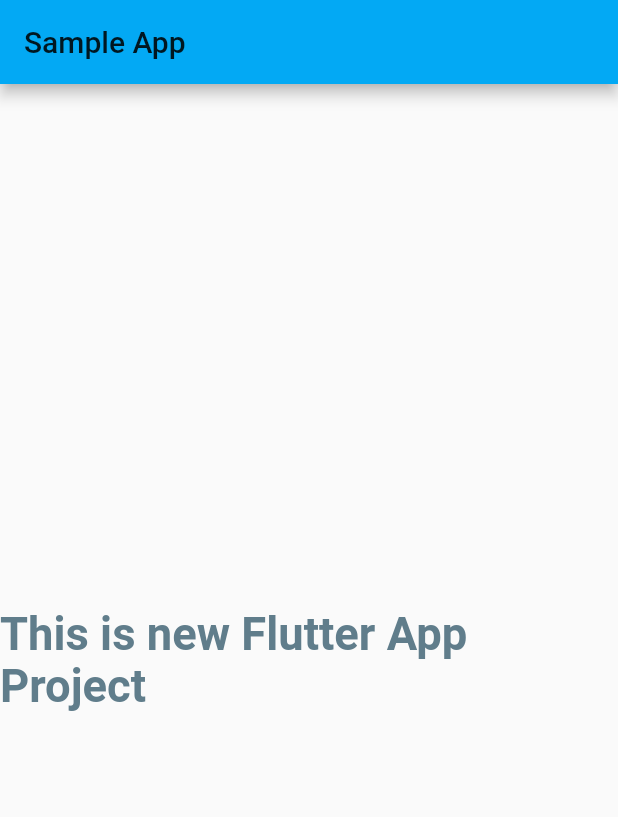
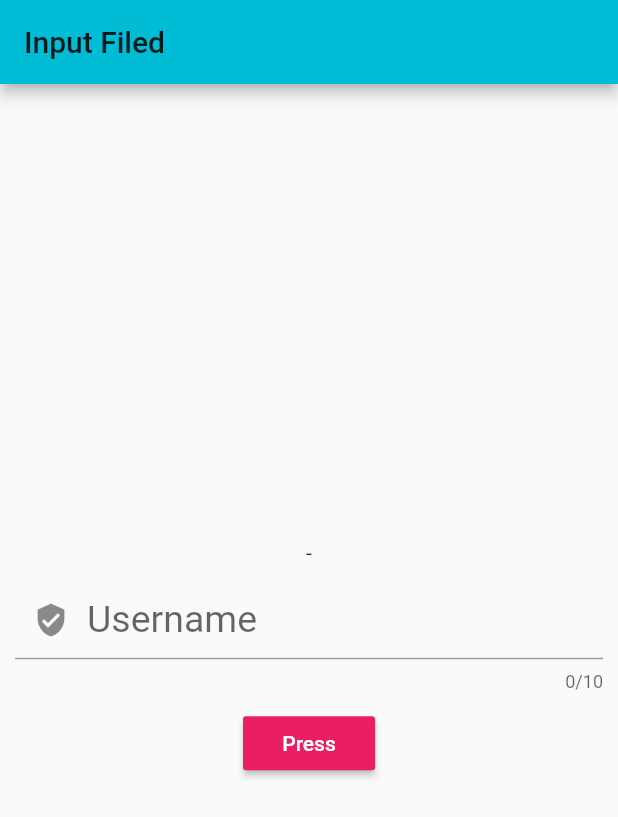
Before and after one commit to vivekkuvadiya/flutter-demo, a Flutter app: the screen it shows after launch, on a phone screen of 412 x 824 dp. Shown: the top 817 px of the screen. Run offline on Flutter 3.47's test engine with Material 2 defaults, Android fonts, the phone set to English and light mode, and no system bars.

Commit message:
edittext and get Text

```diff
--- a/lib/main.dart
+++ b/lib/main.dart
@@ -1,30 +1,67 @@
 import 'package:flutter/material.dart';
 
 void main() {
-  runApp(MyApp());
+  runApp(MaterialApp(
+    theme: ThemeData(
+      primarySwatch: Colors.cyan,
+    ),
+    title: "Input Filed",
+    home: MyApp(),
+  ));
 }
 
-class MyApp extends StatelessWidget {
+class MyApp extends StatefulWidget {
+  MyApp({Key key}) : super(key: key);
+
+  @override
+  _MyAppState createState() => _MyAppState();
+}
+
+class _MyAppState extends State<MyApp> {
+  var name;
+
   @override
   Widget build(BuildContext context) {
-    return MaterialApp(
-      title: "Sample App",
-      theme:
-          ThemeData(accentColor: Colors.cyan, primarySwatch: Colors.lightBlue),
-      home: Scaffold(
-        appBar: AppBar(
-          title: Text("Sample App"),
-        ),
-        body: Center(
-          child: Text(
-            "This is new Flutter App Project",
-            style: TextStyle(
-                color: Colors.blueGrey,
-                fontWeight: FontWeight.bold,
-                fontSize: 30.25),
+    return Scaffold(
+      appBar: AppBar(
+        title: Text("Input Filed"),
+      ),
+      body: Column(
+        mainAxisAlignment: MainAxisAlignment.center,
+        children: [
+          Text(name != null ? "$name" : "-"),
+          Padding(
+            padding: const EdgeInsets.all(10.0),
+            child: TextField(
+              maxLength: 10,
+              decoration: InputDecoration(hintText: "Username",
+              prefixIcon: Icon(Icons.verified_user)),
+              style: TextStyle(fontSize: 25.0, color: Colors.deepPurple),
+              onChanged: (text) {
+                if (text != "") {
+                  name = text;
+                }else{
+                  name = null;
+                }
+              },
+            ),
           ),
-        ),
+          MaterialButton(
+            onPressed: () {
+              setText();
+            },
+            color: Colors.pink,
+            child: Text(
+              "Press",
+              style: TextStyle(color: Colors.white),
+            ),
+          ),
+        ],
       ),
     );
   }
+
+  setText() {
+    setState(() {});
+  }
 }
```
